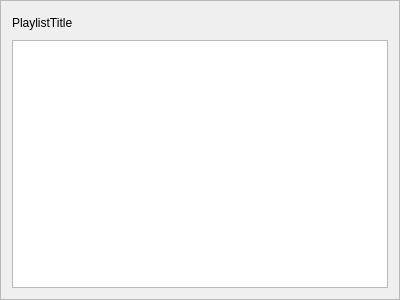
Qt form soloviy/resources/templates/playlist_tile.ui (skorodenko/mpd_frontend) before a commit.
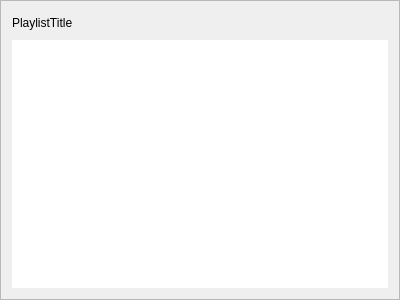
The same form after that commit. Icons and pictures are not drawn.

Commit message: Added unpolished playlist tile feature

What changed in the file:
```diff
--- a/soloviy/resources/templates/playlist_tile.ui
+++ b/soloviy/resources/templates/playlist_tile.ui
@@ -86,7 +86,40 @@
     </layout>
    </item>
    <item>
-    <widget class="QTableWidget" name="playlist_table">
+    <widget class="QTableView" name="playlist_table">
+     <property name="frameShape">
+      <enum>QFrame::NoFrame</enum>
+     </property>
+     <property name="horizontalScrollBarPolicy">
+      <enum>Qt::ScrollBarAlwaysOff</enum>
+     </property>
+     <property name="sizeAdjustPolicy">
+      <enum>QAbstractScrollArea::AdjustToContents</enum>
+     </property>
+     <property name="autoScrollMargin">
+      <number>0</number>
+     </property>
+     <property name="showDropIndicator" stdset="0">
+      <bool>false</bool>
+     </property>
+     <property name="dragDropOverwriteMode">
+      <bool>true</bool>
+     </property>
+     <property name="selectionBehavior">
+      <enum>QAbstractItemView::SelectRows</enum>
+     </property>
+     <property name="showGrid">
+      <bool>false</bool>
+     </property>
+     <property name="sortingEnabled">
+      <bool>true</bool>
+     </property>
+     <attribute name="horizontalHeaderCascadingSectionResizes">
+      <bool>true</bool>
+     </attribute>
+     <attribute name="horizontalHeaderStretchLastSection">
+      <bool>true</bool>
+     </attribute>
      <attribute name="verticalHeaderVisible">
       <bool>false</bool>
      </attribute>
```
Left out of the diff: 2 changed lines with no effect on the pictures. The commit also changes 11 other files.
